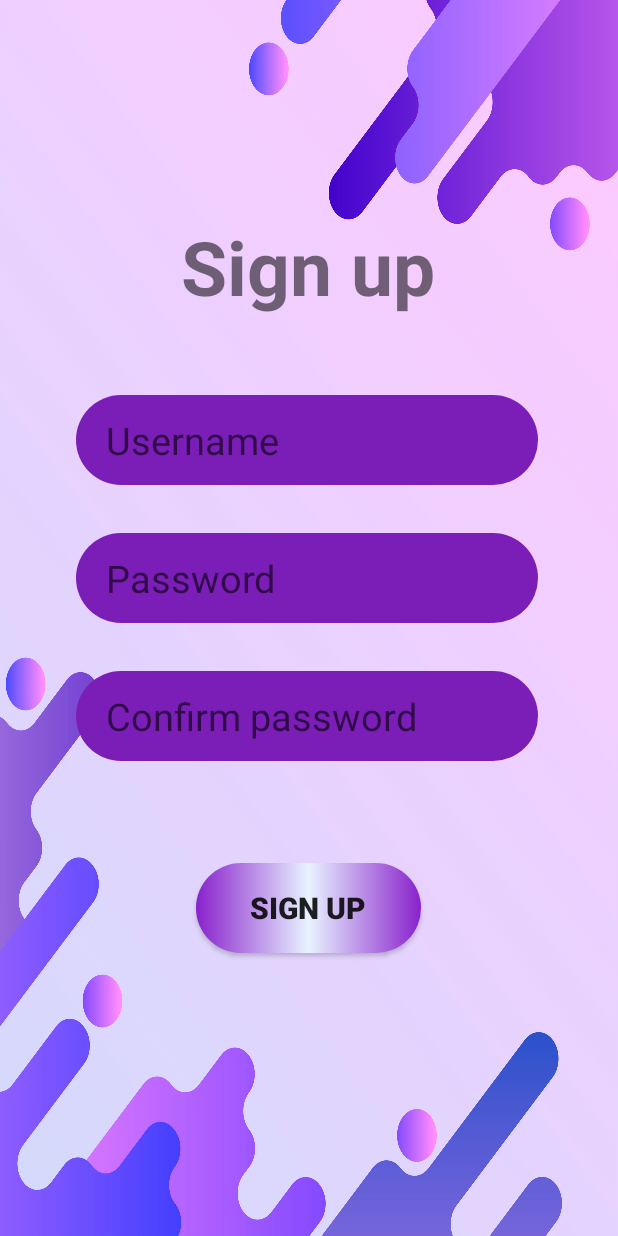
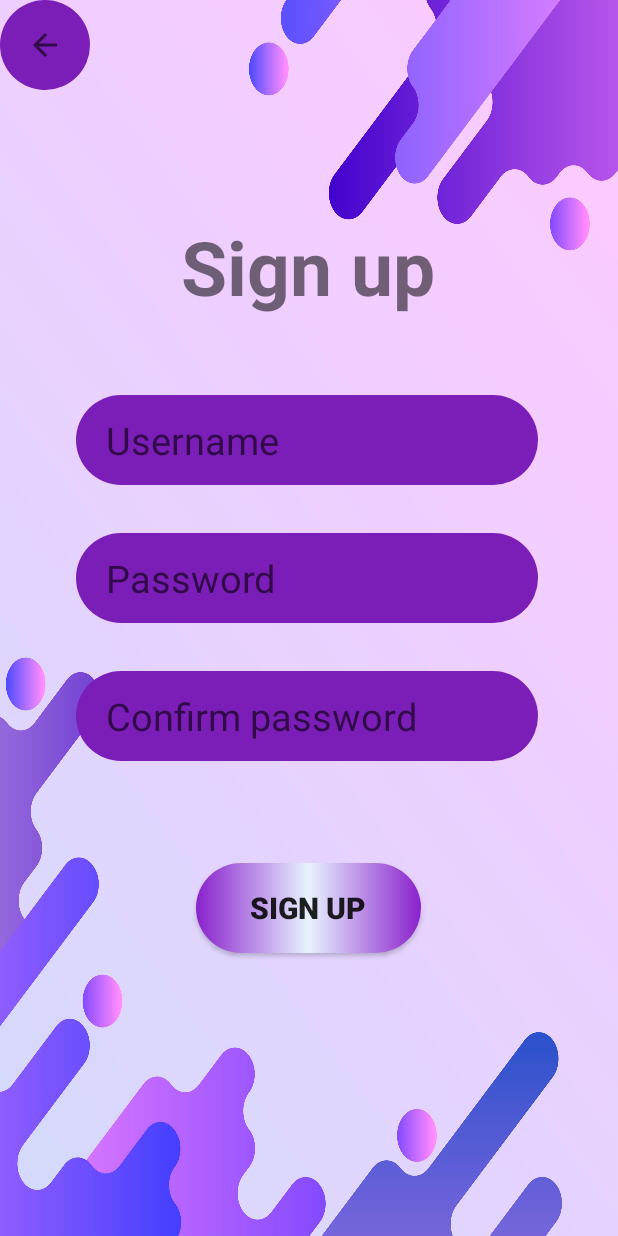
Before and after one commit to HauntedMilkshake/CurrencyExchange, an Android app: the SignUp screen opened directly, with no data from a screen before it, on a phone screen of 412 x 824 dp. Run offline under Robolectric (Android 15) with nearby library versions, the phone set to English and light mode, and no system bars.

```diff
--- a/app/src/main/java/currency/calculator/SignUp.java
+++ b/app/src/main/java/currency/calculator/SignUp.java
@@ -2,13 +2,25 @@ package currency.calculator;
 
 import androidx.appcompat.app.AppCompatActivity;
 
+import android.content.Intent;
+import android.media.Image;
 import android.os.Bundle;
+import android.view.View;
+import android.widget.ImageButton;
 
 public class SignUp extends AppCompatActivity {
-
+    ImageButton back;
     @Override
     protected void onCreate(Bundle savedInstanceState) {
         super.onCreate(savedInstanceState);
         setContentView(R.layout.activity_sign_up);
+        back = findViewById(R.id.backToMain);
+        back.setOnClickListener(new View.OnClickListener(){
+            @Override
+            public void onClick(View view){
+                Intent intent = new Intent(SignUp.this, MainActivity.class);
+                startActivity(intent);
+            }
+        });
     }
 }
--- a/app/src/main/res/layout/activity_sign_up.xml
+++ b/app/src/main/res/layout/activity_sign_up.xml
@@ -84,4 +84,13 @@
         app:layout_constraintTop_toBottomOf="@+id/editTextTextPassword2"
         app:layout_constraintVertical_bias="0.25" />
 
+    <ImageButton
+        android:id="@+id/backToMain"
+        android:layout_width="60dp"
+        android:layout_height="60dp"
+        android:background="@drawable/dt"
+        app:srcCompat="?attr/actionModeCloseDrawable"
+        tools:layout_editor_absoluteX="18dp"
+        tools:layout_editor_absoluteY="14dp" />
+
 </androidx.constraintlayout.widget.ConstraintLayout>
```
Also changed, not shown: app/src/main/java/currency/calculator/LogIn.java (+12 -1 lines), app/src/main/java/currency/calculator/MainActivity.java (+20 -11 lines), app/src/main/java/currency/calculator/MyDatabaseHelper.java (added, +34 -0 lines), app/src/main/res/layout/activity_log_in.xml (+13 -1 lines).
